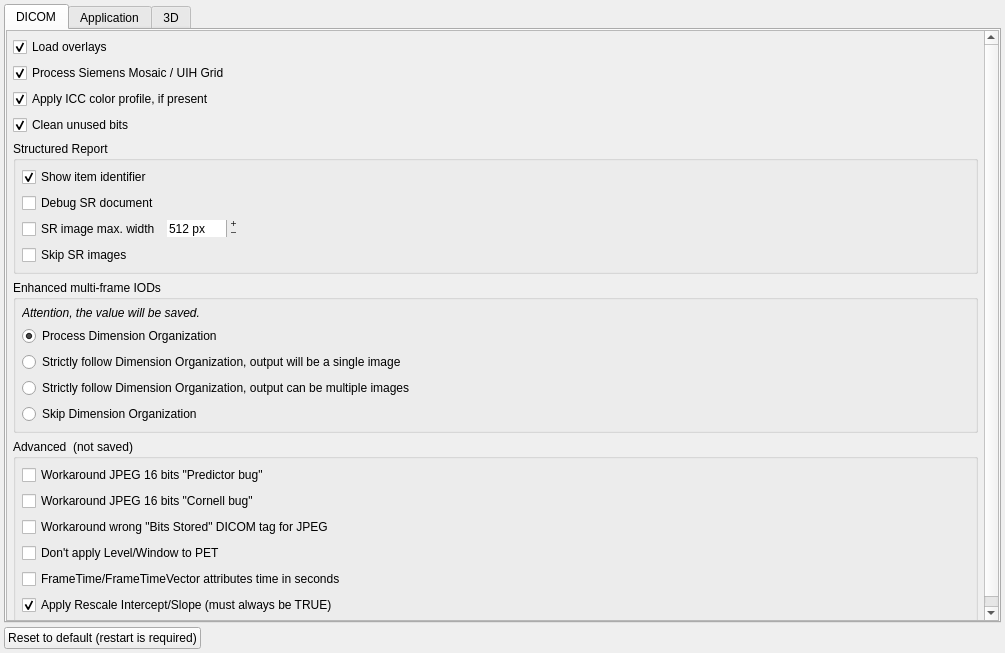
Above: GUI/settingswidget.ui from AlizaMedicalImaging/AlizaMS before the change. Below: the same form after it.
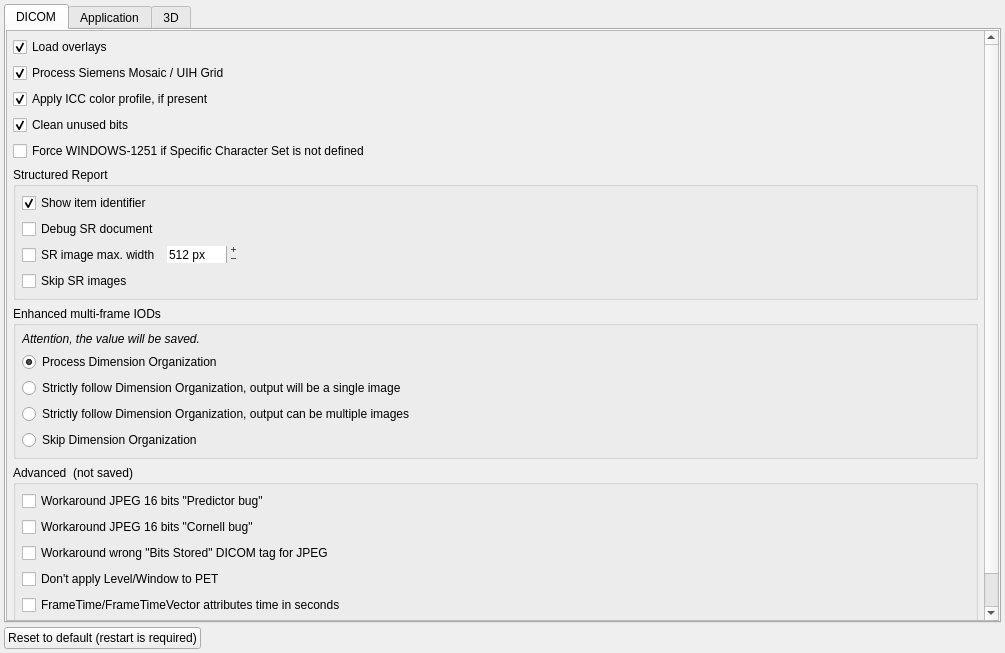
That is the form after the change.

Commit message: force windows-1251 code page option

The edit to the form file:
```diff
--- a/GUI/settingswidget.ui
+++ b/GUI/settingswidget.ui
@@ -44,7 +44,7 @@
             <x>0</x>
             <y>0</y>
             <width>973</width>
-            <height>596</height>
+            <height>622</height>
            </rect>
           </property>
           <layout class="QVBoxLayout" name="verticalLayout_14">
@@ -136,6 +136,22 @@
              </property>
             </widget>
            </item>
+           <item>
+            <widget class="QCheckBox" name="cp1251_checkBox">
+             <property name="sizePolicy">
+              <sizepolicy hsizetype="Expanding" vsizetype="Fixed">
+               <horstretch>0</horstretch>
+               <verstretch>0</verstretch>
+              </sizepolicy>
+             </property>
+             <property name="toolTip">
+              <string>&lt;html&gt;&lt;head/&gt;&lt;body&gt;&lt;p&gt;There are many cyrillic data sets with undefined &lt;span style=&quot; font-style:italic;&quot;&gt;Specific Character Set &lt;/span&gt;(0x0008,0x0005) attribute, but using &lt;span style=&quot; font-weight:600;&quot;&gt;WINDOWS-1251&lt;/span&gt; encoding&lt;/p&gt;&lt;/body&gt;&lt;/html&gt;</string>
+             </property>
+             <property name="text">
+              <string>Force WINDOWS-1251 if Specific Character Set is not defined</string>
+             </property>
+            </widget>
+           </item>
            <item>
             <widget class="QGroupBox" name="groupBox_4">
              <property name="sizePolicy">
```
Left out of the diff: 5 changed lines with no effect on the pictures. The commit also changes 4 other files.
